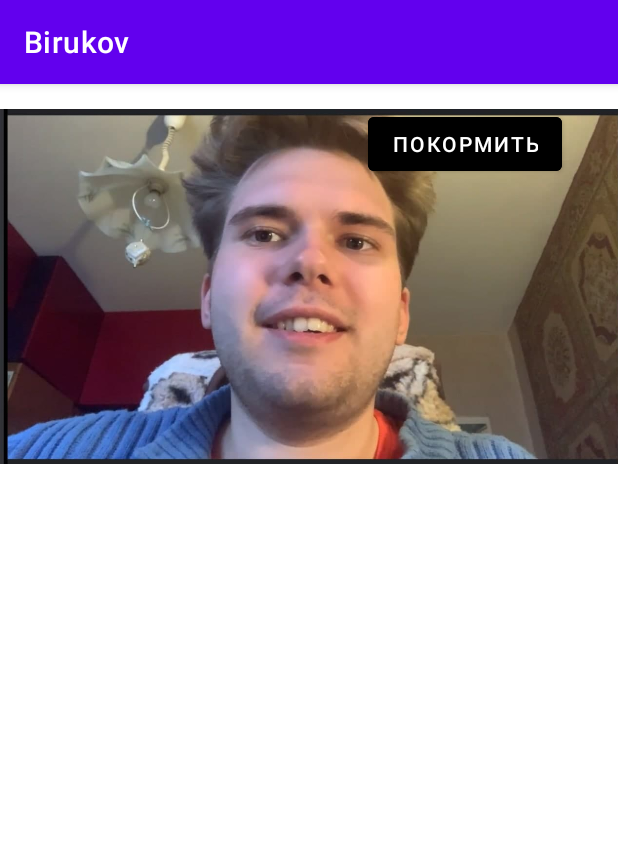
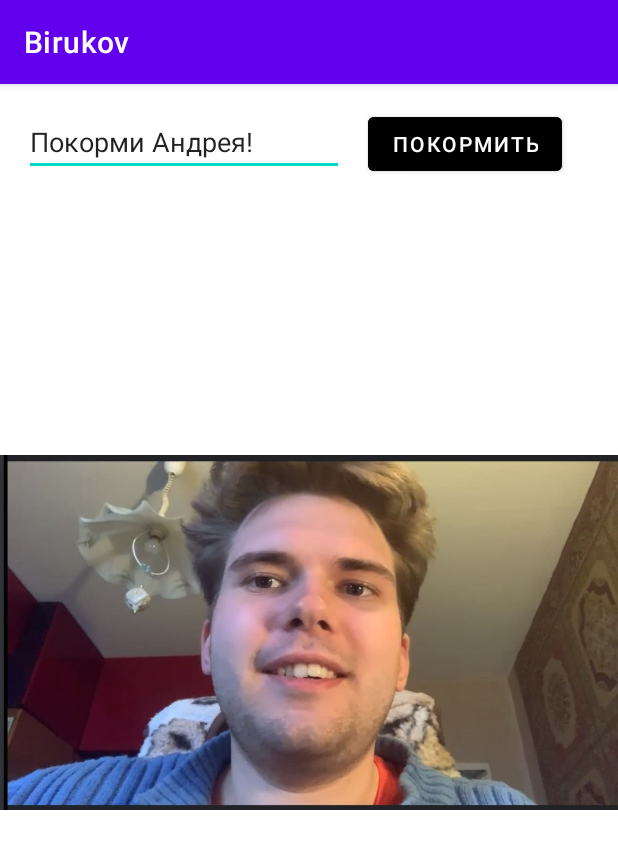
Before and after one commit to MariaMsu/Birukov, an Android app: the screen it shows after launch (MainActivity), on a phone screen of 412 x 824 dp. Shown: the top 849 px of the screen. Run offline under Robolectric (Android 15) with nearby library versions, the phone set to English and light mode, and no system bars.

Commit message:
add picture constraint

```diff
--- a/app/src/main/res/layout/activity_main.xml
+++ b/app/src/main/res/layout/activity_main.xml
@@ -43,7 +43,8 @@
         android:id="@+id/imageViewFace"
         android:layout_width="416dp"
         android:layout_height="270dp"
+        android:layout_marginTop="76dp"
+        app:layout_constraintTop_toBottomOf="@+id/textView"
         app:srcCompat="@drawable/bir_test_0"
-        tools:layout_editor_absoluteX="-3dp"
-        tools:layout_editor_absoluteY="298dp" />
+        tools:layout_editor_absoluteX="-3dp" />
 </androidx.constraintlayout.widget.ConstraintLayout>
```
